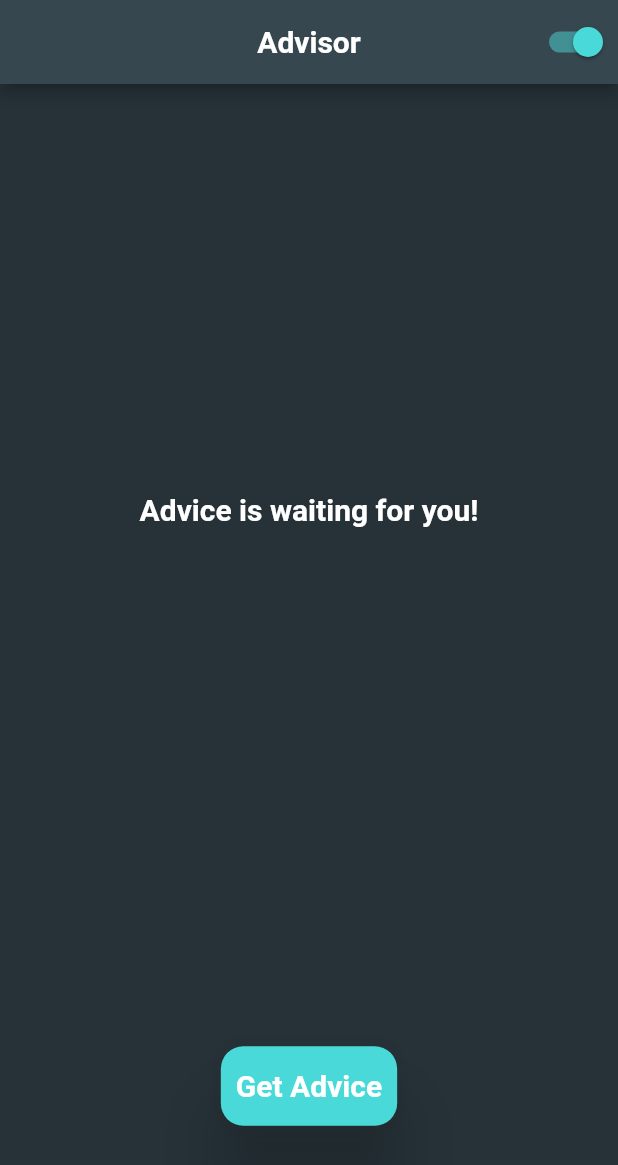
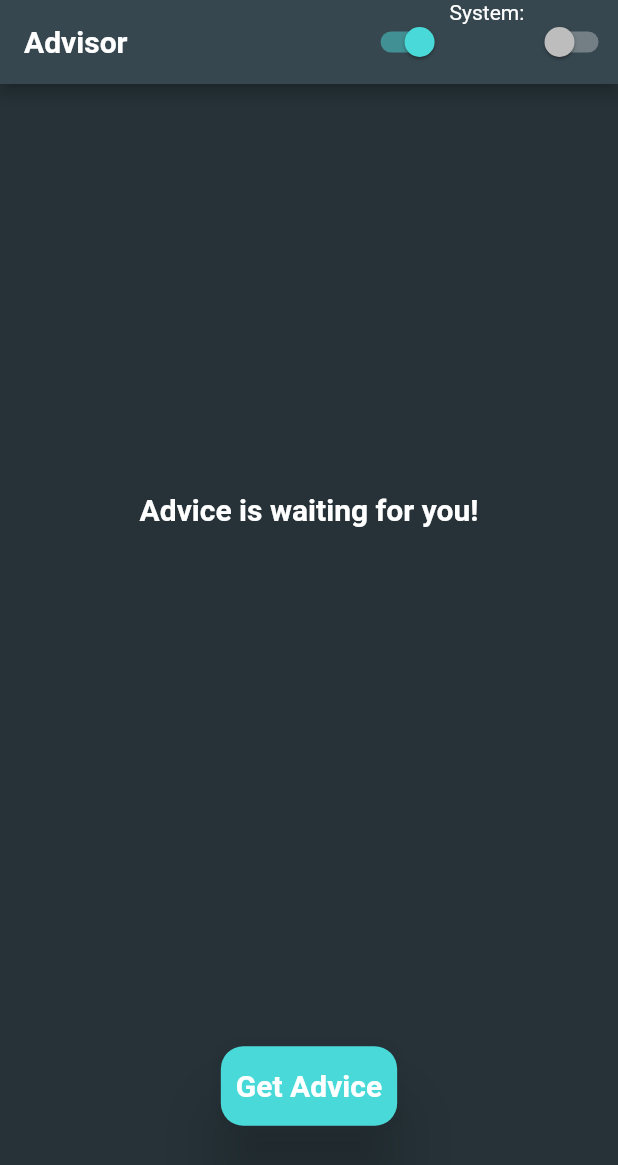
Before and after one commit to marcelhfm/Tutorials, a Flutter app: the screen it shows after launch, on a phone screen of 412 x 824 dp. Shown: the top 1165 px of the screen. Run offline on Flutter 3.47's test engine with Material 2 defaults, Android fonts, the phone set to English and light mode, and no system bars; our stand-ins replace bloc, dartz, equatable, flutter_bloc, flutter_platform_widgets, get_it and 1 more; Roboto replaces fonts that are missing (Rubik).

Commit message:
Theme System Mode

```diff
--- a/Flutter/advisor/lib/domain/repositories/theme_repo.dart
+++ b/Flutter/advisor/lib/domain/repositories/theme_repo.dart
@@ -3,6 +3,8 @@ import 'package:dartz/dartz.dart';
 
 abstract class ThemeRepository {
   Future<Either<Failure, bool>> getThemeMode();
+  Future<void> setThemeMode({required bool mode});
 
-  Future<void> setThemeMode({required bool mode});
+  Future<Either<Failure, bool>> getUseSystemTheme();
+  Future<void> setUseSystemTheme({required bool useSystemTheme});
 }
--- a/Flutter/advisor/lib/main.dart
+++ b/Flutter/advisor/lib/main.dart
@@ -31,8 +31,11 @@ class MyApp extends StatelessWidget {
           title: 'Advisor',
           theme: AppTheme.lightTheme,
           darkTheme: AppTheme.darkTheme,
-          themeMode:
-              themeService.isDarkModeOn ? ThemeMode.dark : ThemeMode.light,
+          themeMode: themeService.useSystemTheme
+              ? ThemeMode.system
+              : themeService.isDarkModeOn
+                  ? ThemeMode.dark
+                  : ThemeMode.light,
           home: BlocProvider(
             create: (BuildContext context) => sl<AdvisorBloc>(),
             child: const AdvisorPage(),
--- a/Flutter/advisor/lib/presentation/advisor/advisor_page.dart
+++ b/Flutter/advisor/lib/presentation/advisor/advisor_page.dart
@@ -17,13 +17,24 @@ class AdvisorPage extends StatelessWidget {
 
     return Scaffold(
         appBar: AppBar(
-          centerTitle: true,
+          centerTitle: false,
           actions: [
+            Visibility(
+              visible: !Provider.of<ThemeService>(context).useSystemTheme,
+              child: Switch(
+                  value: Provider.of<ThemeService>(context).isDarkModeOn,
+                  onChanged: (_) {
+                    Provider.of<ThemeService>(context, listen: false)
+                        .toggleTheme();
+                  }),
+            ),
+            const Text("System: "),
             Switch(
-                value: Provider.of<ThemeService>(context).isDarkModeOn,
+                value: Provider.of<ThemeService>(context).useSystemTheme,
+                activeColor: Colors.redAccent,
                 onChanged: (_) {
                   Provider.of<ThemeService>(context, listen: false)
-                      .toggleTheme();
+                      .toggleUseSystemTheme();
                 })
           ],
           title: Text("Advisor", style: themeData.textTheme.headline1),
```
Also changed, not shown: Flutter/advisor/lib/application/theme/theme_service.dart (+31 -0 lines), Flutter/advisor/lib/infrastructure/datasources/theme_local_datasource.dart (+20 -1 lines), Flutter/advisor/lib/infrastructure/repositories/theme_repo_impl.dart (+16 -0 lines).
